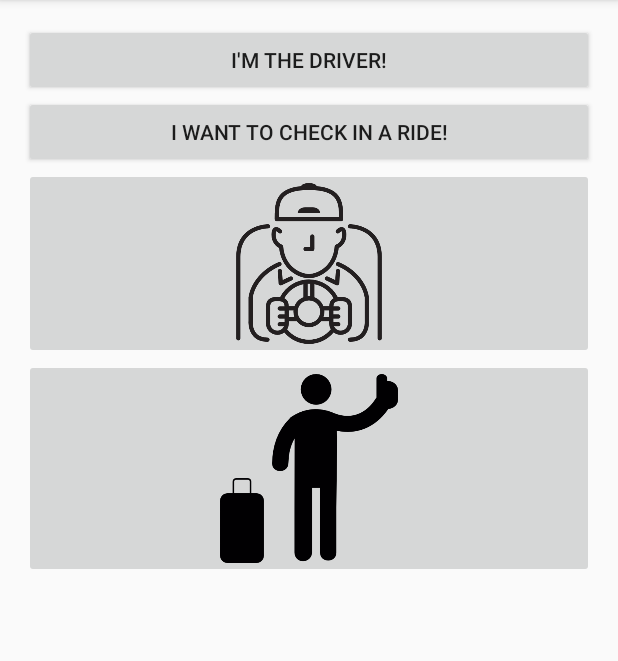
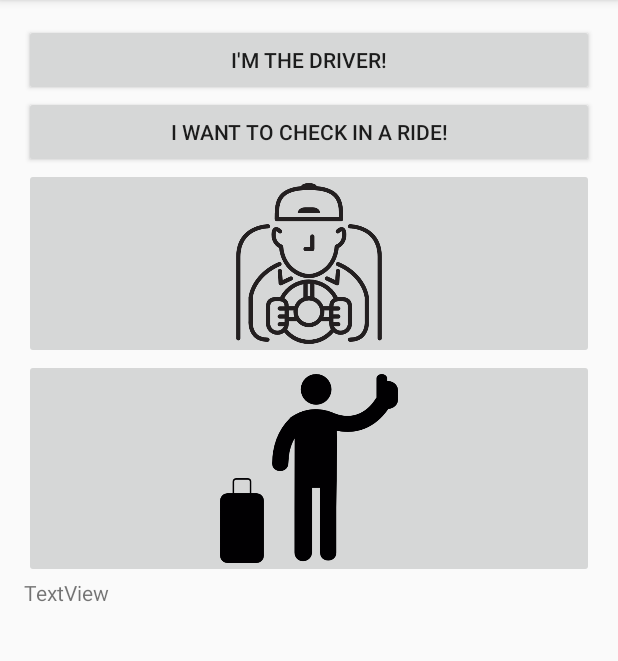
Before and after one commit to Koerner/Share2Park, an Android app: the screen it shows after launch (MainActivity), on a phone screen of 412 x 824 dp, the part 84-745 px from its top. Run offline under Robolectric (Android 15) with nearby library versions, the phone set to English and light mode, and no system bars.

Commit message:
Location services

```diff
--- a/ParkGreen/app/src/main/AndroidManifest.xml
+++ b/ParkGreen/app/src/main/AndroidManifest.xml
@@ -5,7 +5,6 @@
 
 
     <uses-permission android:name="android.permission.ACCESS_FINE_LOCATION"/>
-    <uses-permission android:name="android.permission.ACCESS_COARSE_LOCATION" />
     <uses-permission android:name="android.permission.INTERNET" />
 
     <uses-feature
--- a/ParkGreen/app/src/main/java/mhacks8/parkgreen/DisplayMessageActivity.java
+++ b/ParkGreen/app/src/main/java/mhacks8/parkgreen/DisplayMessageActivity.java
@@ -28,10 +28,14 @@ public class DisplayMessageActivity extends AppCompatActivity {
         TextView textCode = (TextView) findViewById(R.id.textView_Code);
         textCode.setText(message);
 
+        //textCode.setText(String.valueOf(((MyApplication)getApplication()).mLastLocation.getLatitude()));
+
 
         int numPassanger = 1;
         TextView textNumPassanger = (TextView) findViewById(R.id.textView_numPassanger);
-        textNumPassanger.setText(String.valueOf(((MyApplication)getApplication()).mLastLocation.getLatitude()));
+        //textNumPassanger.setText(String.valueOf(((MyApplication)getApplication()).mLastLocation.getLatitude()));
+        //System.out.println((((MyApplication)getApplication()).mLastLocation.getLatitude()));
+
         if(numPassanger > 0) {
             Button park = (Button) findViewById(R.id.button_park);
             park.setVisibility(View.VISIBLE);
--- a/ParkGreen/app/src/main/java/mhacks8/parkgreen/MainActivity.java
+++ b/ParkGreen/app/src/main/java/mhacks8/parkgreen/MainActivity.java
@@ -18,29 +18,41 @@ import com.google.android.gms.location.LocationServices;
 import static android.provider.AlarmClock.EXTRA_MESSAGE;
 
 
+
 public class MainActivity extends AppCompatActivity implements GoogleApiClient.ConnectionCallbacks, GoogleApiClient.OnConnectionFailedListener {
+    Location plsWork;
     GoogleApiClient mGoogleApiClient;
-    TextView tvLatLong;
+
     public final static String EXTRA_MESSAGE = "com.example.myfirstapp.MESSAGE";
+    TextView textAlt;
 
     @Override
     protected void onCreate(Bundle savedInstanceState) {
         super.onCreate(savedInstanceState);
         setContentView(R.layout.activity_main);
+        textAlt = (TextView) findViewById(R.id.alltitudeText);
         //Builds class for GoogleApi
-        if( mGoogleApiClient != null) {
-            GoogleApiClient mGoogleApiClient = new GoogleApiClient.Builder(this)
+        if( mGoogleApiClient == null) {
+             mGoogleApiClient = new GoogleApiClient.Builder(this)
                     .addConnectionCallbacks(this)
                     .addOnConnectionFailedListener(this)
                     .addApi(LocationServices.API)
                     .build();
         }
 
+
+
     }
-
+    @Override
+    protected void onStart() {
+        mGoogleApiClient.connect();
+        super.onStart();
+    }
 
     @Override
     protected void onStop() {
+        System.out.println("what");
+        mGoogleApiClient.disconnect();
         super.onStop();
     }
 
@@ -58,12 +70,16 @@ public class MainActivity extends AppCompatActivity implements GoogleApiClient.C
     }
 
     @Override
-    public void onConnected(Bundle arg0) {
+    public void onConnected(Bundle connectionHint) {
         if (ActivityCompat.checkSelfPermission(this, android.Manifest.permission.ACCESS_FINE_LOCATION) != PackageManager.PERMISSION_GRANTED && ActivityCompat.checkSelfPermission(this, android.Manifest.permission.ACCESS_COARSE_LOCATION) != PackageManager.PERMISSION_GRANTED) {
             return;
         }
 
-        ((MyApplication)getApplication()).mLastLocation = LocationServices.FusedLocationApi.getLastLocation(mGoogleApiClient);
+        plsWork = LocationServices.FusedLocationApi.getLastLocation(mGoogleApiClient);
+
+        if (plsWork != null){
+            textAlt.setText(String.valueOf((plsWork.getLatitude())));
+        }
     }
 
     public void onConnectionSuspended(int arg0) {
@@ -72,12 +88,4 @@ public class MainActivity extends AppCompatActivity implements GoogleApiClient.C
     }
 
 
-    protected synchronized void buildGoogleApiClient() {
-        mGoogleApiClient = new GoogleApiClient.Builder(this)
-                .addConnectionCallbacks(this)
-                .addOnConnectionFailedListener(this)
-                .addApi(LocationServices.API)
-                .build();
-
-    }
 }
--- a/ParkGreen/app/src/main/res/layout/activity_main.xml
+++ b/ParkGreen/app/src/main/res/layout/activity_main.xml
@@ -17,7 +17,8 @@
         android:layout_height="match_parent"
         android:layout_alignParentTop="true"
         android:layout_alignParentLeft="true"
-        android:layout_alignParentStart="true">
+        android:layout_alignParentStart="true"
+        android:weightSum="1">
 
         <Button
             android:text="I'm the driver!"
@@ -46,6 +47,13 @@
             android:id="@+id/imageButton3"
             android:scaleType="fitCenter" />
 
+        <TextView
+            android:text="TextView"
+            android:layout_width="match_parent"
+            android:layout_height="wrap_content"
+            android:id="@+id/alltitudeText"
+            android:layout_weight="0.42" />
+
 
     </LinearLayout>
 </RelativeLayout>
```
